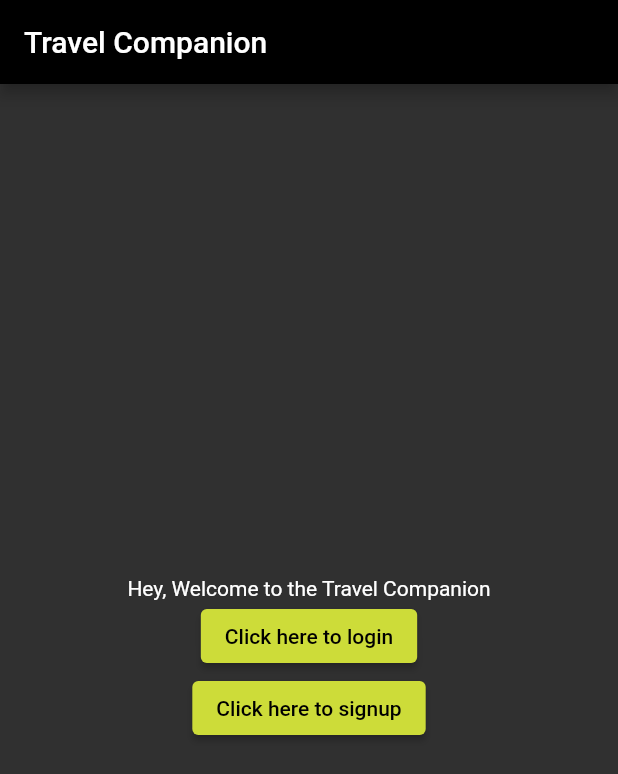
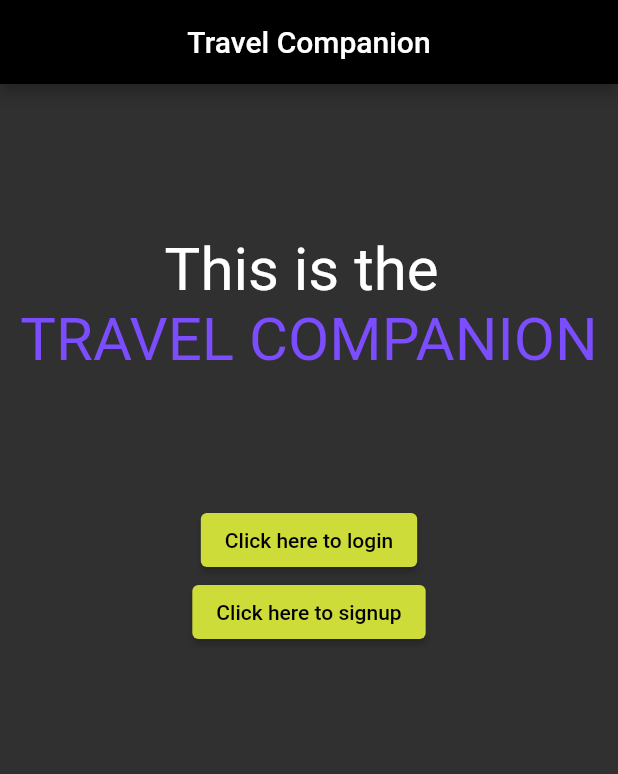
Before and after one commit to bhatiagagan24/mlh-hackathon, a Flutter app: the screen it shows after launch, on a phone screen of 412 x 824 dp. Shown: the top 774 px of the screen. Run offline on Flutter 3.47's test engine with Material 2 defaults, Android fonts, the phone set to English and light mode, and no system bars.

Commit message:
app completed, optional ui changes needed

```diff
--- a/mobileapp/travelcompanion/lib/main.dart
+++ b/mobileapp/travelcompanion/lib/main.dart
@@ -17,6 +17,7 @@ class MyApp extends StatelessWidget {
         primarySwatch: Colors.lime,
         brightness: Brightness.dark,
       ),
+      debugShowCheckedModeBanner: false,
       home: HomePage(),
       // darkTheme: ,
     );
@@ -32,6 +33,7 @@ class HomePage extends StatelessWidget {
         appBar: AppBar(
           title: Text('Travel Companion'),
           backgroundColor: Colors.black,
+          centerTitle: true,
         ),
         body: Container(
           child: HomeMain(),
@@ -44,12 +46,41 @@ class HomeMain extends StatelessWidget {
 
   @override
   Widget build(BuildContext context) {
-    return Center(
+    return Container(
       child: Container(
         child: SingleChildScrollView(
           child: Column(
             children: <Widget>[
-              Text('Hey, Welcome to the Travel Companion'),
+              Padding(
+                padding: EdgeInsets.fromLTRB(0, 100, 0, 0),
+                child: Text(
+                  'This is the ',
+                  style: TextStyle(fontSize: 40),
+                ),
+              ),
+              Padding(
+                padding: EdgeInsets.all(0),
+                child: Text(
+                  'TRAVEL COMPANION',
+                  style: TextStyle(
+                      fontSize: 40, color: Colors.deepPurpleAccent.shade200),
+                ),
+              ),
+              Column(
+                crossAxisAlignment: CrossAxisAlignment.stretch,
+                children: <Widget>[
+                  Padding(
+                    padding: EdgeInsets.all(10),
+                    child: Center(
+                      child: Text(''),
+                    ),
+                  ),
+                ],
+              ),
+              Column(
+                mainAxisAlignment: MainAxisAlignment.end,
+                children: <Widget>[
+                  Padding(padding: EdgeInsets.all(25)),
                   ElevatedButton(
                     onPressed: () {
                       Navigator.push(context,
@@ -66,6 +97,8 @@ class HomeMain extends StatelessWidget {
                   ),
                 ],
               ),
+            ],
+          ),
         ),
       ),
     );
--- a/mobileapp/travelcompanion/lib/statefull/mydata.dart
+++ b/mobileapp/travelcompanion/lib/statefull/mydata.dart
@@ -36,7 +36,10 @@ class _MyDataState extends State<MyData> {
         child: Column(
           crossAxisAlignment: CrossAxisAlignment.center,
           children: <Widget>[
-            Text('user data will appear here'),
+            Padding(
+              padding: EdgeInsets.all(5),
+            ),
+            // child: Text('Select an option from the menu')),
             Center(
               child: Container(
                 child: ButtonBar(
```
Also changed, not shown: mobileapp/travelcompanion/lib/statefull/myhome.dart (+11 -7 lines), mobileapp/travelcompanion/lib/statefull/signup.dart (+31 -1 lines), mobileapp/travelcompanion/lib/statefull/totalexpenditures.dart (+7 -4 lines), 1 other file. Lines whose indentation alone changed are shown as unchanged.
